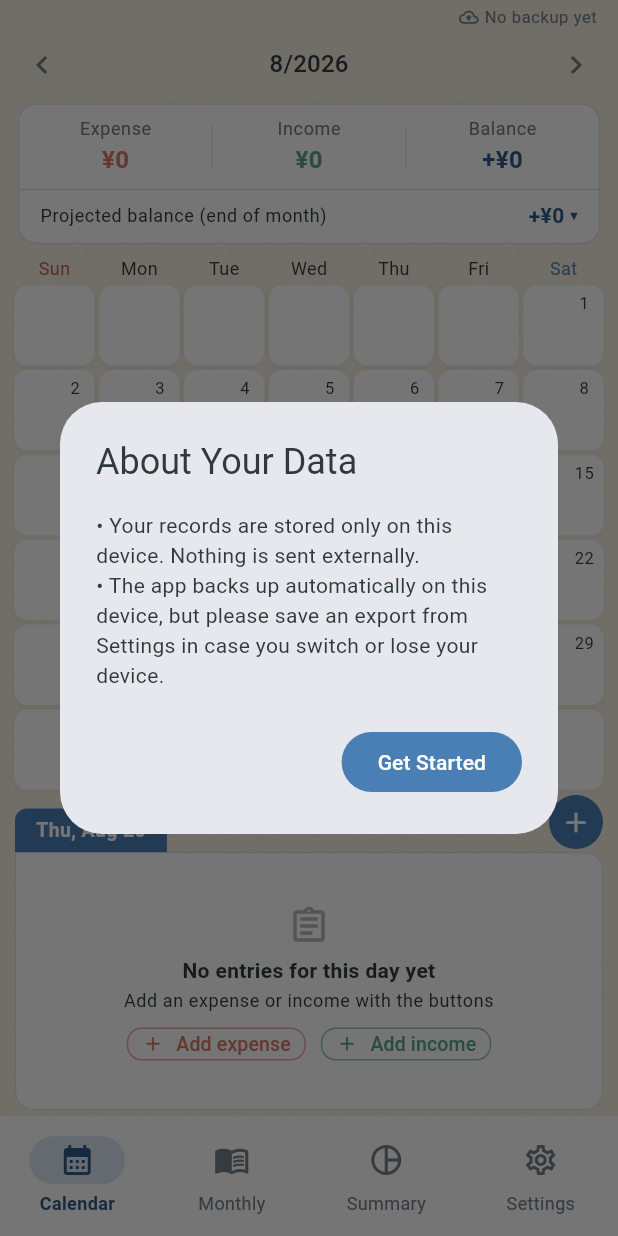
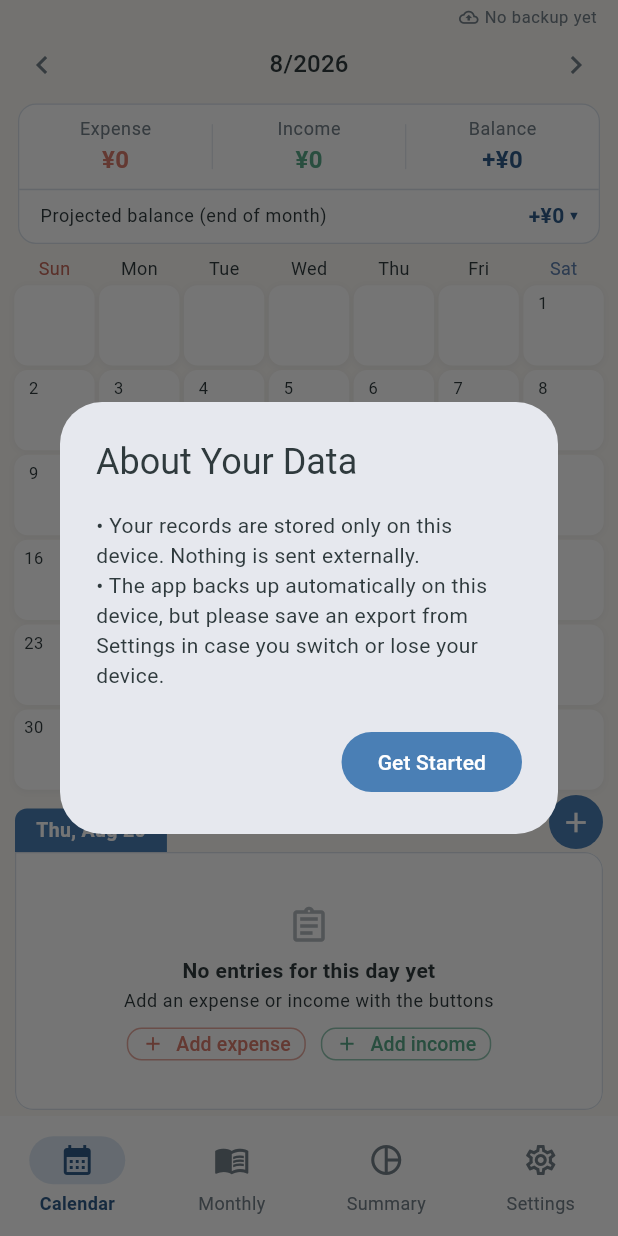
Before and after one commit to HIDE-Fozu/kakeibo-app, a Flutter app: the screen it shows after launch, on a phone screen of 412 x 824 dp. Run offline on Flutter 3.47's test engine with Material 3 defaults, Android fonts, the phone set to English and light mode, and no system bars; drawn by our look-alikes of table_calendar; our stand-ins replace drift, flutter_local_notifications, flutter_riverpod, flutter_timezone, image_picker, share_plus and 2 more; missing offline and left inert: app_badge_plus, app_settings, cryptography; accounts and stored records are empty; generated files the repository leaves out were written again.

Commit message:
revert(design): 紙テクスチャと生成り背景を撤回＋セルは日付左上・金額右揃えに（FB 2026-08-20）
- 「紙っぽくない」FBによりテクスチャ（paper_grain.png・pubspec登録・Stack）と
  kPaper/kChromeの暖色化を元に戻す（背景は従来のウォームアイボリー）
- セル内は日付=左上・金額（実績/予定）=右揃えに変更

Co-Authored-By: Claude Fable 5 <noreply@anthropic.com>

```diff
--- a/lib/app/theme.dart
+++ b/lib/app/theme.dart
@@ -11,7 +11,7 @@ import 'package:flutter/material.dart';
 // 役割分担: 「塗り・CTA・選択状態」は Primary Fill(#4A7FB5・白文字 4.2:1)、
 // 「文字・枠・小さいグリフ」は同系を締めた Primary Dark(#2F5C8A・白地 7.0:1)。
 
-const kPaper = Color(0xFFF6F0E3); // 生成りの紙色（全体背景・FB 2026-08-20で暖色に）
+const kPaper = Color(0xFFFAF8F4); // ウォームアイボリー（全体背景）
 const kCard = Color(0xFFFFFFFF); // ホワイト（カード・入力面）
 const kInk = Color(0xFF2F3A3D); // メインテキスト
 const kMuted = Color(0xFF748089); // セカンダリテキスト
@@ -41,7 +41,7 @@ const kInfo = Color(0xFF7A98C4);
 
 /// クローム面（バックアップ帯・電卓下の帯・レシート確認パネル等）。
 /// ベース背景よりわずかに沈ませた同系のアイボリー。
-const kChrome = Color(0xFFEFE8D9);
+const kChrome = Color(0xFFF4F2ED);
 
 /// 下部タブのラベル色（未選択）。仕様の Text Secondary。
 /// NavigationBar の仕様上ラベルはタブ別に色を変えられないため共通。
--- a/lib/features/calendar/presentation/calendar_screen.dart
+++ b/lib/features/calendar/presentation/calendar_screen.dart
@@ -38,20 +38,7 @@ class CalendarScreen extends ConsumerWidget {
     final choreMarks = ref.watch(choreMonthMarksProvider((year, month)));
     final mf = ref.watch(moneyFormatterProvider);
 
-    return Stack(
-      children: [
-        // 紙の質感（FB 2026-08-20）: 粒子タイルを画面全体に敷く。色は
-        // パレットの地のままなのでカスタムテーマでも質感だけ乗る。
-        Positioned.fill(
-          child: IgnorePointer(
-            child: Image.asset(
-              'assets/textures/paper_grain.png',
-              repeat: ImageRepeat.repeat,
-              filterQuality: FilterQuality.none,
-            ),
-          ),
-        ),
-        SafeArea(
+    return SafeArea(
       child: Column(
         children: [
           const BackupBanner(),
@@ -116,8 +103,6 @@ class CalendarScreen extends ConsumerWidget {
           Expanded(child: _DaySection(day: selected)),
         ],
       ),
-        ),
-      ],
     );
   }
 }
@@ -327,11 +312,11 @@ Widget _dayCell(
     child: Column(
       mainAxisSize: MainAxisSize.min,
       children: [
-        // 日付はセルの右上・右揃え（FB 2026-08-20）
+        // 日付はセルの左上・金額は右揃え（FB 2026-08-20）
         Align(
-          alignment: Alignment.topRight,
+          alignment: Alignment.topLeft,
           child: Padding(
-            padding: const EdgeInsets.only(right: 3, top: 2),
+            padding: const EdgeInsets.only(left: 3, top: 2),
             child: Container(
               width: 20,
               height: 20,
@@ -364,7 +349,11 @@ Widget _dayCell(
             ),
           ),
         if (total > 0)
-          Text(
+          Align(
+            alignment: Alignment.centerRight,
+            child: Padding(
+              padding: const EdgeInsets.only(right: 3),
+              child: Text(
                 mf.compact(total),
                 style: TextStyle(
                   fontSize: 9,
@@ -373,9 +362,15 @@ Widget _dayCell(
                   color: context.kakeiboColors.expense,
                 ),
               ),
+            ),
+          ),
         // まだ起票されていない固定費・収入（予定）。グレーで実績と区別する。
         if (ghost != 0)
-          Text(
+          Align(
+            alignment: Alignment.centerRight,
+            child: Padding(
+              padding: const EdgeInsets.only(right: 3),
+              child: Text(
                 mf.compact(ghost.abs()),
                 key: Key('ghost-amount-$iso'),
                 style: const TextStyle(
@@ -383,6 +378,8 @@ Widget _dayCell(
                   height: 1.15,
                   fontFeatures: kTabularFigures,
                   color: kMuted,
+                ),
+              ),
             ),
           ),
       ],
--- a/pubspec.yaml
+++ b/pubspec.yaml
@@ -87,7 +87,6 @@ flutter:
   # カテゴリのイラストアイコン（slug対応表は lib/core/category_icon_assets.dart）
   assets:
     - assets/category_icons/
-    - assets/textures/
 
   # An image asset can refer to one or more resolution-specific "variants", see
   # https://flutter.dev/to/resolution-aware-images
```
Also changed, not shown: assets/textures/paper_grain.png (deleted). Lines whose indentation alone changed are shown as unchanged.
